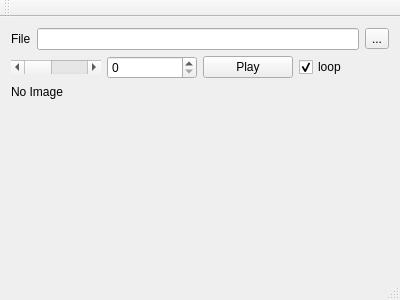
This is mjplayer/mainwindow.ui in Stormgears-FRC-5422/mjutil as Qt 5 draws it before an edit. The edited form follows.
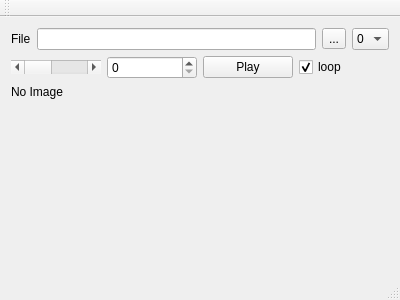
This is the edited form.

```diff
--- a/mjplayer/mainwindow.ui
+++ b/mjplayer/mainwindow.ui
@@ -34,6 +34,21 @@
         </property>
        </widget>
       </item>
+      <item>
+       <widget class="QComboBox" name="comboSid">
+        <property name="currentText">
+         <string>0</string>
+        </property>
+        <property name="currentIndex">
+         <number>0</number>
+        </property>
+        <item>
+         <property name="text">
+          <string>0</string>
+         </property>
+        </item>
+       </widget>
+      </item>
      </layout>
     </item>
     <item>
```
Left out of the diff: 2 changed lines with no effect on the pictures.
